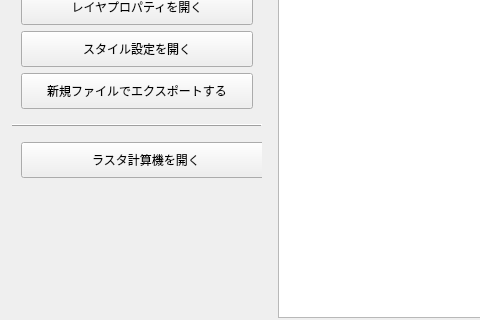
This is ui_qgisguide_layer.ui in techteam-gis/q_guide_panel as Qt 5 draws it before an edit; both pictures show x 0 to 480 and y 266 to 586 of the 653 by 670 pixel window. The edited form follows.
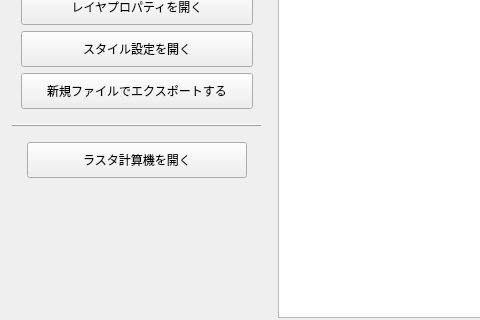
This is the edited form. The open tabs and pages were chosen to show the change. Icons and pictures are not drawn.

```diff
--- a/ui_qgisguide_layer.ui
+++ b/ui_qgisguide_layer.ui
@@ -704,13 +704,13 @@
            <widget class="QPushButton" name="pbRasterCalculator">
             <property name="minimumSize">
              <size>
-              <width>250</width>
+              <width>220</width>
               <height>36</height>
              </size>
             </property>
             <property name="maximumSize">
              <size>
-              <width>250</width>
+              <width>220</width>
               <height>36</height>
              </size>
             </property>
```
Left out of the diff: 2 changed lines with no effect on the pictures.
